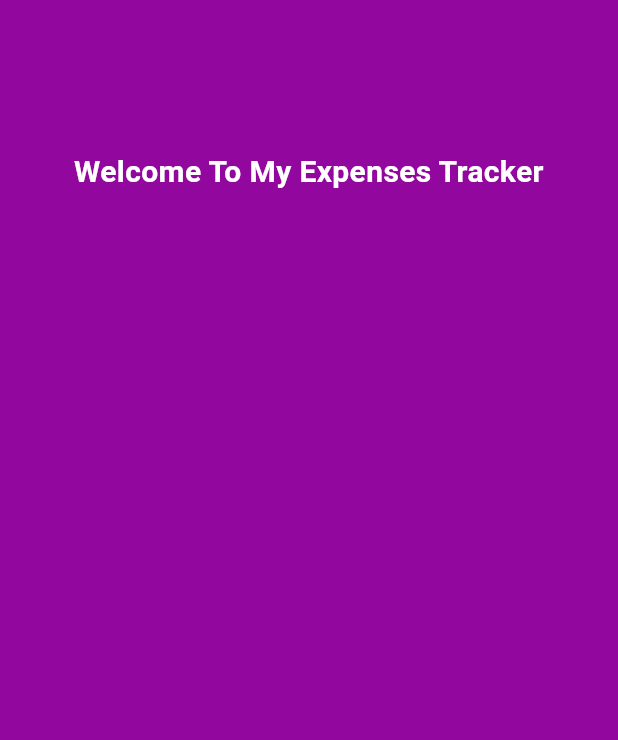
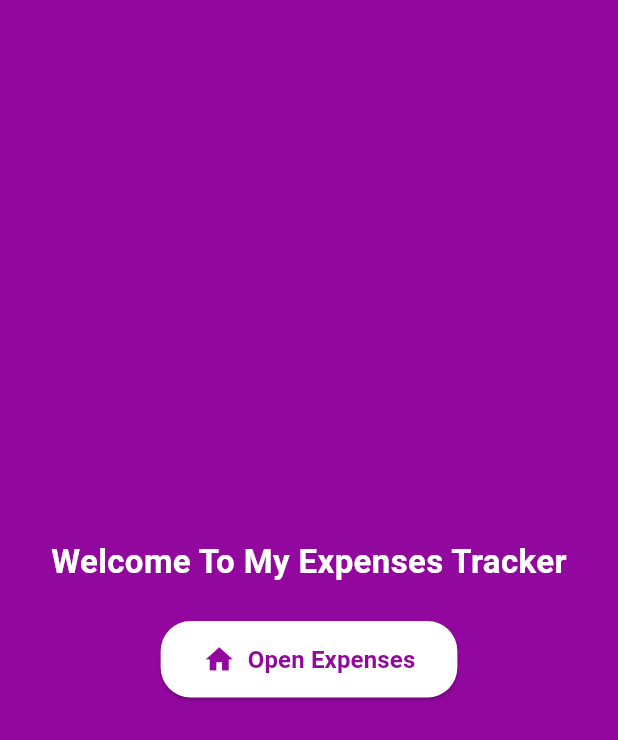
Before and after one commit to nagikyunn/Expense-Tracker, a Flutter app: the screen it shows after launch, on a phone screen of 412 x 824 dp. Shown: the top 740 px of the screen. Run offline on Flutter 3.47's test engine with Material 3 defaults, Android fonts, the phone set to English and light mode, and no system bars.

Commit message:
Added Expenses

```diff
--- a/lib/views/welcome_screen.dart
+++ b/lib/views/welcome_screen.dart
@@ -12,24 +12,56 @@ class WelcomeScreen extends StatelessWidget {
       home: Scaffold(
         backgroundColor: const Color.fromARGB(255, 146, 7, 158),
         body: SafeArea(
-          child: SizedBox(
-            width: double.infinity, // Ensures Column takes full screen width
+          child: Center(
+            child: Padding(
+              padding: const EdgeInsets.symmetric(horizontal: 24.0),
               child: Column(
-              mainAxisAlignment: MainAxisAlignment.start, // Keeps it near top
-              crossAxisAlignment:
-                  CrossAxisAlignment.center, // Centers horizontally
-              children: const [
-                SizedBox(height: 100), // Distance from the top
-                Text(
+                mainAxisAlignment: MainAxisAlignment.center,
+                crossAxisAlignment: CrossAxisAlignment.center,
+                children: [
+                  const Text(
                     'Welcome To My Expenses Tracker',
                     style: TextStyle(
-                    fontSize: 20,
+                      fontSize: 22,
                       fontWeight: FontWeight.bold,
                       color: Colors.white,
                     ),
                     textAlign: TextAlign.center,
                   ),
+                  const SizedBox(height: 24),
+
+                  // Button with Home Icon and "Open Expenses" Text
+                  ElevatedButton.icon(
+                    style: ElevatedButton.styleFrom(
+                      backgroundColor: Colors.white,
+                      foregroundColor: const Color.fromARGB(255, 146, 7, 158),
+                      padding: const EdgeInsets.symmetric(
+                        horizontal: 28,
+                        vertical: 14,
+                      ),
+                      shape: RoundedRectangleBorder(
+                        borderRadius: BorderRadius.circular(20),
+                      ),
+                    ),
+                    onPressed: () {
+                      Navigator.push(
+                        context,
+                        MaterialPageRoute(
+                          builder: (context) => const HomeScreen(),
+                        ),
+                      );
+                    },
+                    icon: const Icon(Icons.home, size: 22),
+                    label: const Text(
+                      'Open Expenses',
+                      style: TextStyle(
+                        fontSize: 16,
+                        fontWeight: FontWeight.bold,
+                      ),
+                    ),
+                  ),
                 ],
+              ),
             ),
           ),
         ),
```
Also changed, not shown: lib/models/expenses.dart (added, +22 -0 lines), lib/views/home_screen.dart (+127 -12 lines). Lines whose indentation alone changed are shown as unchanged.
